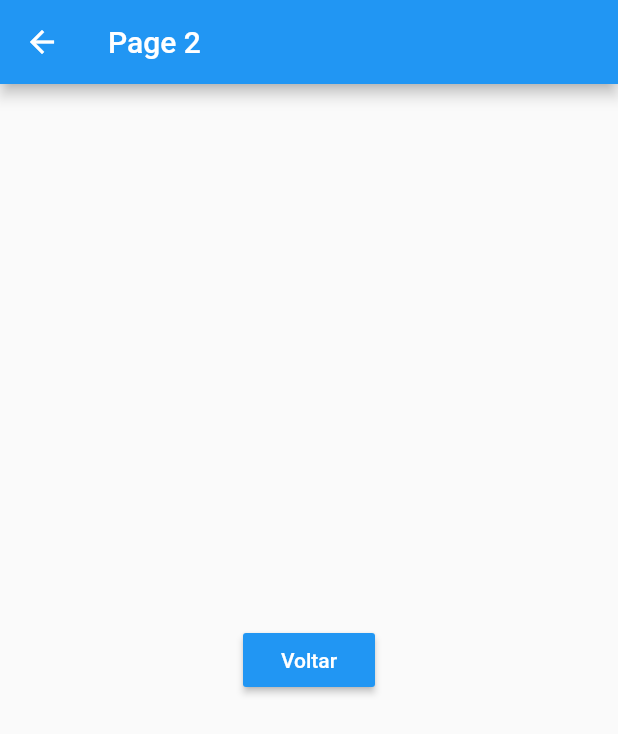
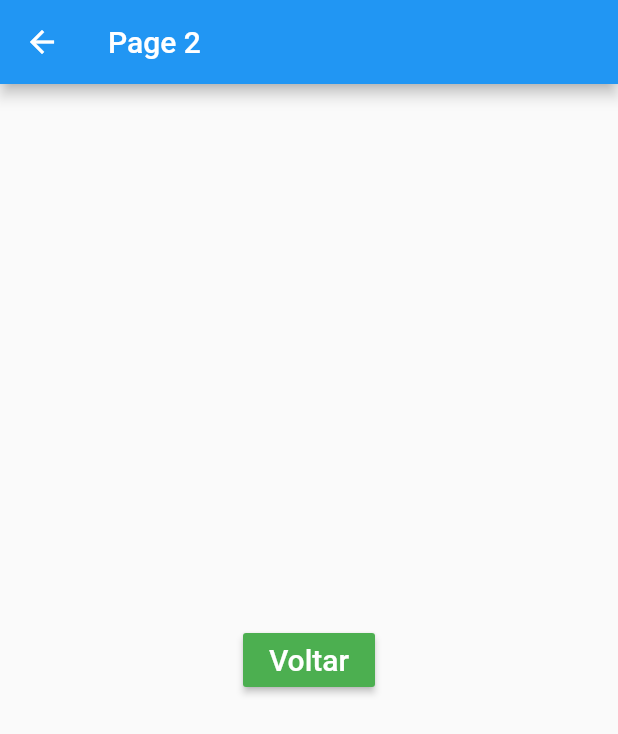
Before and after one commit to alex-girao/flutter_app, a Flutter app: the screen it shows after launch, after a tap on "Page 2", on a phone screen of 412 x 824 dp. Shown: the top 734 px of the screen. Run offline on Flutter 3.47's test engine with Material 2 defaults, Android fonts, the phone set to English and light mode, and no system bars.

Commit message:
Reutilizando components

```diff
--- a/lib/home_page.dart
+++ b/lib/home_page.dart
@@ -3,6 +3,7 @@ import 'package:flutter_app/pages/hello_page1.dart';
 import 'package:flutter_app/pages/hello_page2.dart';
 import 'package:flutter_app/pages/hello_page3.dart';
 import 'package:flutter_app/pages/hello_page4.dart';
+import 'package:flutter_app/widgets/blue_button.dart';
 
 class HomePage extends StatelessWidget {
   @override
@@ -52,30 +53,35 @@ class HomePage extends StatelessWidget {
         Row(
           mainAxisAlignment: MainAxisAlignment.spaceEvenly,
           children: <Widget>[
-            _button(context, "ListView",
-                () => _onClickNavigator(context, HelloPage1())),
-            _button(context, "Page 2",
-                () => _onClickNavigator(context, HelloPage2())),
-            _button(context, "page 3",
-                () => _onClickNavigator(context, HelloPage3())),
+            BlueButton(
+                "ListView", onPressed: () => _onClickNavigator(context, HelloPage1())),
+            BlueButton(
+                "Page 2", onPressed: () => _onClickNavigator(context, HelloPage2())),
+            BlueButton(
+                "page 3", onPressed: () => _onClickNavigator(context, HelloPage3())),
           ],
         ),
         Row(
           mainAxisAlignment: MainAxisAlignment.spaceEvenly,
           children: <Widget>[
-            _button(context, "Saback", _onClickSnack),
-            _button(context, "Dialog", _onClickDialog),
-            _button(context, "Toast", _onClickToast)
+            BlueButton("Saback", onPressed: _onClickSnack),
+            BlueButton("Dialog", onPressed: _onClickDialog),
+            BlueButton("Toast", onPressed: _onClickToast)
           ],
         )
       ],
     );
   }
 
+  Future push(BuildContext context, Widget page) {
+      return Navigator.push(context,
+        MaterialPageRoute(builder: (BuildContext context) {
+          return page;
+      }));
+  }
+
   void _onClickNavigator(BuildContext context, Widget page) async {
-    String s = await Navigator.push(context, MaterialPageRoute(builder: (BuildContext context) {
-      return page;
-    }));
+    String s = await push(context, page);
     print(">>> $s");
   }
 
@@ -84,19 +90,6 @@ class HomePage extends StatelessWidget {
   _onClickDialog() {}
 
   _onClickToast() {}
-
-  _button(BuildContext context, String text, Function onPressed) {
-    return RaisedButton(
-        color: Colors.blue,
-        child: Text(
-          text,
-          style: TextStyle(
-            color: Colors.white,
-            fontSize: 20,
-          ),
-        ),
-        onPressed: onPressed);
-  }
 
   _img(String img) {
     return Container(
--- a/lib/pages/hello_page2.dart
+++ b/lib/pages/hello_page2.dart
@@ -1,4 +1,5 @@
 import 'package:flutter/material.dart';
+import 'package:flutter_app/widgets/blue_button.dart';
 
 class HelloPage2 extends StatelessWidget {
   @override
@@ -13,13 +14,10 @@ class HelloPage2 extends StatelessWidget {
 
   _body(BuildContext context) {
     return Center(
-      child: RaisedButton(
-        color: Colors.blue,
-        child: Text(
-          "Voltar",
-          style: TextStyle(color: Colors.white),
-        ),
+      child: BlueButton(
+        "Voltar",
         onPressed: () => _onClickVoltar(context),
+        color: Colors.green
       ),
     );
   }
--- a/lib/pages/hello_page3.dart
+++ b/lib/pages/hello_page3.dart
@@ -1,4 +1,5 @@
 import 'package:flutter/material.dart';
+import 'package:flutter_app/widgets/blue_button.dart';
 
 class HelloPage3 extends StatelessWidget {
   @override
@@ -13,12 +14,8 @@ class HelloPage3 extends StatelessWidget {
 
   _body(BuildContext context) {
     return Center(
-      child: RaisedButton(
-        color: Colors.blue,
-        child: Text(
-          "Voltar",
-          style: TextStyle(color: Colors.white),
-        ),
+      child: BlueButton(
+        "Voltar",
         onPressed: () => _onClickVoltar(context),
       ),
     );
--- /dev/null
+++ b/lib/widgets/blue_button.dart
@@ -0,0 +1,24 @@
+import 'package:flutter/material.dart';
+
+class BlueButton extends StatelessWidget {
+
+  String text;
+  Function onPressed;
+  Color color;
+
+  BlueButton(this.text, {@required this.onPressed, this.color = Colors.blue});
+
+  @override
+  Widget build(BuildContext context) {
+    return RaisedButton(
+        color: color,
+        child: Text(
+          text,
+          style: TextStyle(
+            color: Colors.white,
+            fontSize: 20,
+          ),
+        ),
+        onPressed: onPressed);
+  }
+}
```
